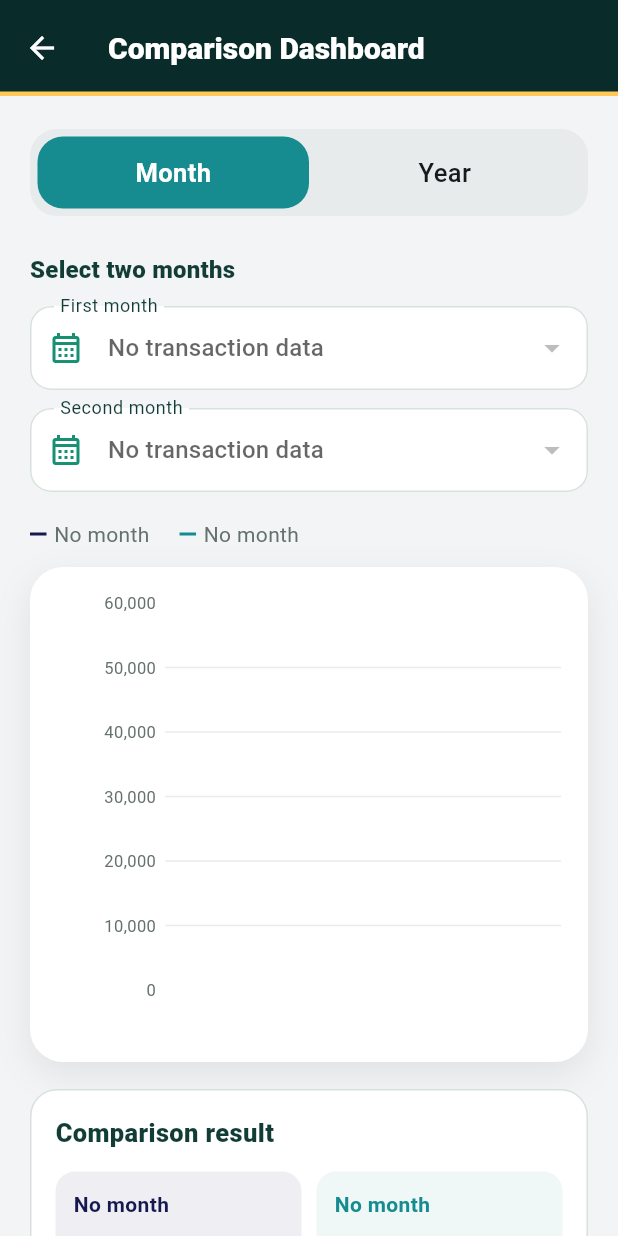
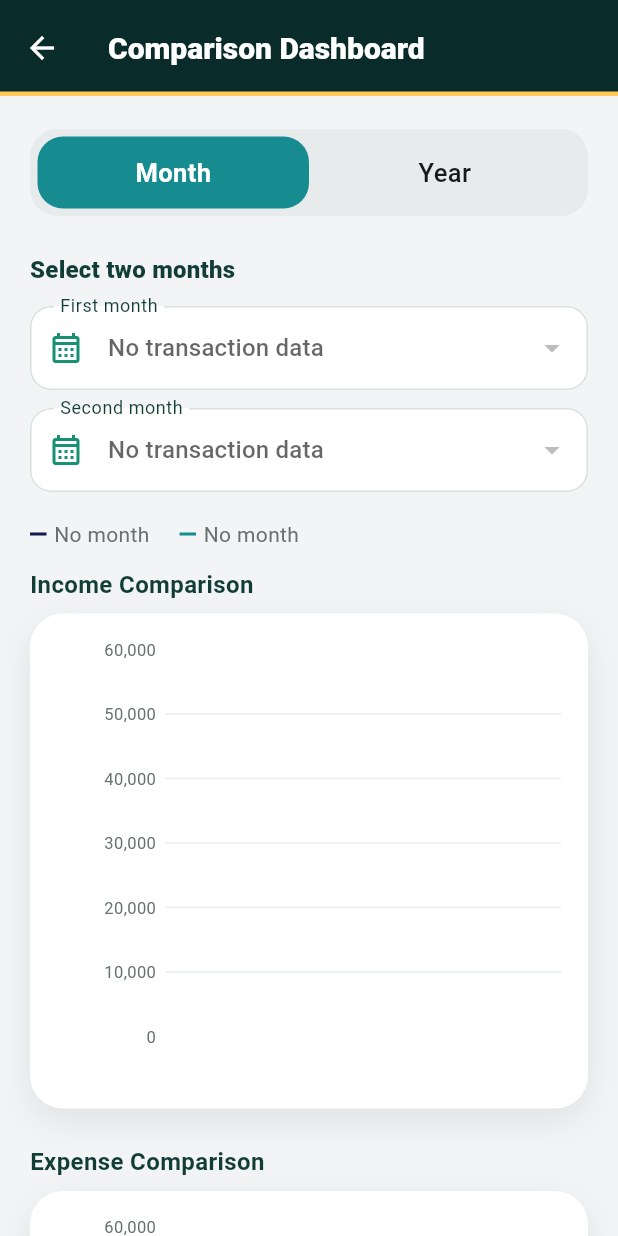
Before and after one commit to WaheedUllah-8smewaheed/fbr_tax_helper, a Flutter app: the _ComparisonDashboardPage screen opened directly with empty values, on a phone screen of 412 x 824 dp. Run offline on Flutter 3.47's test engine with Material 3 defaults, Android fonts, the phone set to English and light mode, and no system bars; drawn by our look-alikes of fl_chart; our stand-ins replace bloc, dio, equatable, firebase_auth, firebase_core, flutter_bloc and 10 more; missing offline and left inert: firebase_app_check, google_mlkit_text_recognition, googleapis, qr; accounts and stored records are empty.

Commit message:
Separate Reference month-to-month comparison charts into strictly Income and Expense charts

```diff
--- a/lib/features/transactions/presentation/pages/comparison_dashboard_page.dart
+++ b/lib/features/transactions/presentation/pages/comparison_dashboard_page.dart
@@ -280,28 +280,65 @@ class _ReferenceComparisonDashboardState
                   secondLabel: secondLabel,
                 ),
                 const SizedBox(height: 12),
+                Column(
+                    crossAxisAlignment: CrossAxisAlignment.stretch,
+                    children: [
+                      const Text('Income Comparison', style: TextStyle(fontWeight: FontWeight.bold, fontSize: 16)),
+                      const SizedBox(height: 8),
                       AnimatedSwitcher(
                         duration: const Duration(milliseconds: 240),
                         child: _SelectableComparisonChart(
                           key: ValueKey(
-                      'comparison-${_mode.name}-$firstMonth-$secondMonth-$firstYear-$secondYear',
+                            'comparison-inc-${_mode.name}-$firstMonth-$secondMonth-$firstYear-$secondYear',
                           ),
                           firstValues: _comparisonSeries(
                             widget.transactions,
                             mode: _mode,
                             month: firstMonth,
                             year: firstYear,
+                            isExpense: false,
                           ),
                           secondValues: _comparisonSeries(
                             widget.transactions,
                             mode: _mode,
                             month: secondMonth,
                             year: secondYear,
+                            isExpense: false,
                           ),
                           firstLabel: firstLabel,
                           secondLabel: secondLabel,
                           mode: _mode,
                         ),
+                      ),
+                      const SizedBox(height: 24),
+                      const Text('Expense Comparison', style: TextStyle(fontWeight: FontWeight.bold, fontSize: 16)),
+                      const SizedBox(height: 8),
+                      AnimatedSwitcher(
+                        duration: const Duration(milliseconds: 240),
+                        child: _SelectableComparisonChart(
+                          key: ValueKey(
+                            'comparison-exp-${_mode.name}-$firstMonth-$secondMonth-$firstYear-$secondYear',
+                          ),
+                          firstValues: _comparisonSeries(
+                            widget.transactions,
+                            mode: _mode,
+                            month: firstMonth,
+                            year: firstYear,
+                            isExpense: true,
+                          ),
+                          secondValues: _comparisonSeries(
+                            widget.transactions,
+                            mode: _mode,
+                            month: secondMonth,
+                            year: secondYear,
+                            isExpense: true,
+                          ),
+                          firstLabel: firstLabel,
+                          secondLabel: secondLabel,
+                          mode: _mode,
+                        ),
+                      ),
+                    ],
                   ),
                 const SizedBox(height: 18),
                 _ComparisonTotalsSummary(
@@ -853,12 +890,14 @@ List<double> _comparisonSeries(
   required _SelectableComparisonMode mode,
   DateTime? month,
   int? year,
+  required bool isExpense,
 }) {
   if (mode == _SelectableComparisonMode.month) {
     if (month == null) return const [];
     final days = DateUtils.getDaysInMonth(month.year, month.month);
     final values = List<double>.filled(days, 0);
     for (final transaction in transactions) {
+      if (transaction.isExpense != isExpense) continue;
       if (transaction.date.year == month.year &&
           transaction.date.month == month.month) {
         values[transaction.date.day - 1] += transaction.amount;
@@ -870,6 +909,7 @@ List<double> _comparisonSeries(
   if (year == null) return const [];
   final values = List<double>.filled(12, 0);
   for (final transaction in transactions) {
+    if (transaction.isExpense != isExpense) continue;
     if (transaction.date.year == year) {
       values[transaction.date.month - 1] += transaction.amount;
     }
```
Lines whose indentation alone changed are shown as unchanged.
